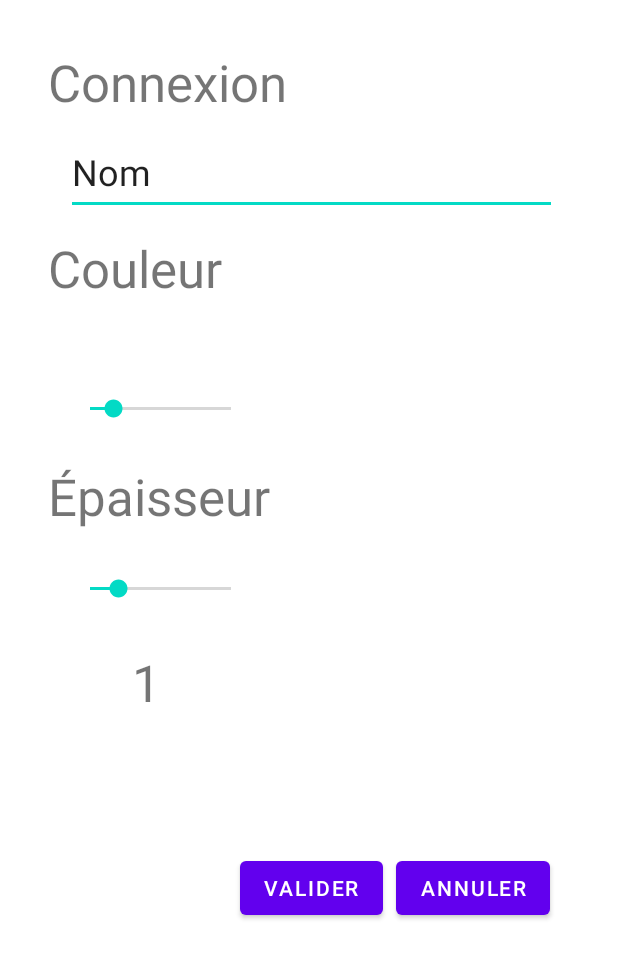
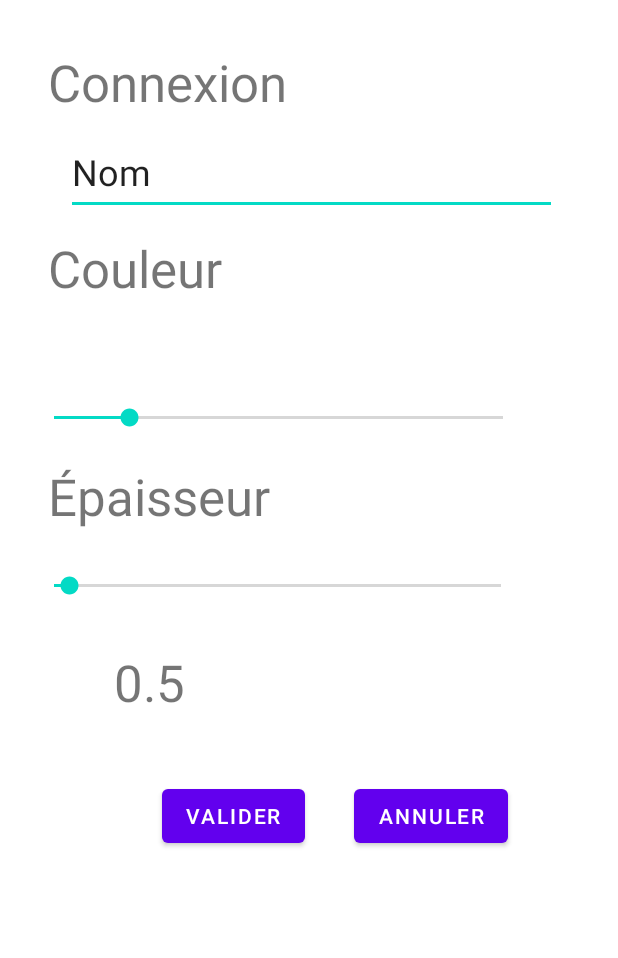
Before and after one commit to HugoThoma/NetworkBT, an Android app: the layout dialog_cnx.xml on its own in the app's theme, with its tools: preview values and no code run, on a phone screen of 412 x 824 dp. Shown: the top 958 px of the screen. Run offline under Robolectric (Android 15) with nearby library versions, the phone set to English and light mode, and no system bars.

Commit message:
Ajout épaisseur pour trait | Meme problème que pour les couleurs

```diff
--- a/app/src/main/java/fr/istic/mob/networkBT/GraphView.kt
+++ b/app/src/main/java/fr/istic/mob/networkBT/GraphView.kt
@@ -1,12 +1,8 @@
 package fr.istic.mob.networkBT
 
-import android.app.AlertDialog
 import android.app.Dialog
 import android.content.Context
-import android.content.DialogInterface
 import android.graphics.*
-import android.graphics.Paint
-import android.text.InputType
 import android.util.AttributeSet
 import android.util.Log
 import android.view.GestureDetector
@@ -15,8 +11,7 @@ import android.view.MotionEvent
 import android.view.View
 import android.view.Window
 import android.widget.*
-import android.widget.RadioGroup
-import androidx.appcompat.app.AppCompatActivity
+
 
 class GraphView(context: Context?, attrs: AttributeSet?) : View(context, attrs)  {
 
@@ -155,6 +150,7 @@ class GraphView(context: Context?, attrs: AttributeSet?) : View(context, attrs)
         //dessin de connexion
         for (connexion in graphe.myConnexions.values) {
             Log.i("nb cnx", graphe.myConnexions.toString())
+
             path.moveTo(connexion.objet1.px, connexion.objet1.py)
             path.lineTo(connexion.objet2.px, connexion.objet2.py)
             //canvas.drawLine(connexion.objet1.px, connexion.objet1.py, connexion.objet2.px, connexion.objet2.py, Trait)
@@ -334,7 +330,11 @@ class GraphView(context: Context?, attrs: AttributeSet?) : View(context, attrs)
             override fun onProgressChanged(seek: SeekBar,
                                            progress: Int, fromUser: Boolean) {
                 // write custom code for progress is changed
-                indicateur_SeekBar.text = progress.toString()
+                //Affichage de l'épaisseur
+                var prog : Float = (progress).toFloat()
+                prog /= 2
+                indicateur_SeekBar.text = prog.toString()
+
             }
 
             override fun onStartTrackingTouch(seek: SeekBar) {
@@ -343,9 +343,7 @@ class GraphView(context: Context?, attrs: AttributeSet?) : View(context, attrs)
 
             override fun onStopTrackingTouch(seek: SeekBar) {
                 // write custom code for progress is stopped
-                /*Toast.makeText(context,
-                    "Progress is: " + seek.progress.toFloat() + "%",
-                    Toast.LENGTH_SHORT).show()*/
+                Trait.strokeWidth = seek.progress.toFloat()/2
             }
         })
 
--- a/app/src/main/res/layout/dialog_cnx.xml
+++ b/app/src/main/res/layout/dialog_cnx.xml
@@ -45,8 +45,8 @@
         android:id="@+id/Btn_validate"
         android:layout_width="wrap_content"
         android:layout_height="wrap_content"
-        android:layout_marginStart="144dp"
-        android:layout_marginTop="552dp"
+        android:layout_marginStart="92dp"
+        android:layout_marginTop="504dp"
         android:text="@string/validate"
         app:layout_constraintStart_toStartOf="parent"
         app:layout_constraintTop_toTopOf="parent" />
@@ -55,8 +55,8 @@
         android:id="@+id/Btn_cancel"
         android:layout_width="wrap_content"
         android:layout_height="wrap_content"
-        android:layout_marginStart="248dp"
-        android:layout_marginTop="552dp"
+        android:layout_marginStart="220dp"
+        android:layout_marginTop="504dp"
         android:text="@string/cancel"
         app:layout_constraintStart_toStartOf="parent"
         app:layout_constraintTop_toTopOf="parent" />
@@ -74,10 +74,10 @@
 
     <SeekBar
         android:id="@+id/seekBar2"
-        android:layout_width="126dp"
-        android:layout_height="50dp"
-        android:layout_marginStart="28dp"
-        android:layout_marginTop="232dp"
+        android:layout_width="331dp"
+        android:layout_height="46dp"
+        android:layout_marginStart="4dp"
+        android:layout_marginTop="240dp"
         android:max="6"
         android:progress="1"
         android:scaleX="1"
@@ -87,11 +87,11 @@
 
     <SeekBar
         android:id="@+id/seekBar"
-        android:layout_width="126dp"
-        android:layout_height="50dp"
-        android:layout_marginStart="28dp"
+        android:layout_width="330dp"
+        android:layout_height="46dp"
+        android:layout_marginStart="4dp"
         android:layout_marginTop="352dp"
-        android:max="5"
+        android:max="30"
         android:progress="1"
         android:scaleX="1"
         android:scaleY="1"
@@ -113,9 +113,9 @@
         android:id="@+id/connexion_width"
         android:layout_width="wrap_content"
         android:layout_height="wrap_content"
-        android:layout_marginStart="72dp"
+        android:layout_marginStart="60dp"
         android:layout_marginTop="416dp"
-        android:text="1"
+        android:text="0.5"
         android:textSize="34sp"
         app:layout_constraintStart_toStartOf="parent"
         app:layout_constraintTop_toTopOf="parent" />
```
